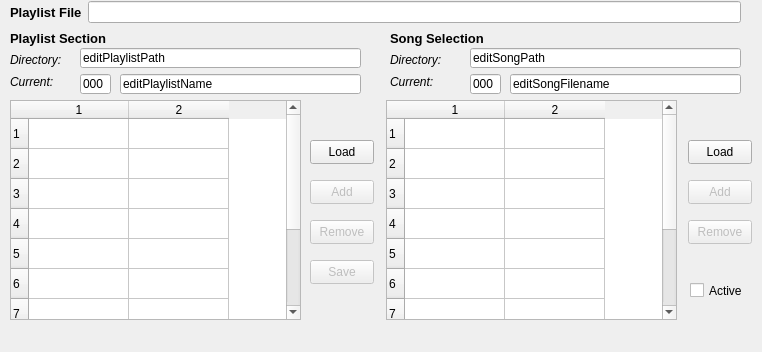
Qt form seq_qt5/forms/qplaylistframe.ui (ahlstromcj/sequencer64) before a commit.
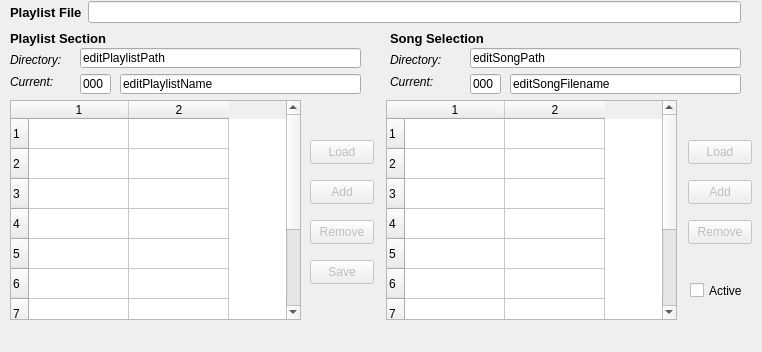
The same form after that commit.

Patch:
```diff
--- a/seq_qt5/forms/qplaylistframe.ui
+++ b/seq_qt5/forms/qplaylistframe.ui
@@ -182,6 +182,9 @@
    <column/>
   </widget>
   <widget class="QPushButton" name="buttonPlaylistLoad">
+   <property name="enabled">
+    <bool>false</bool>
+   </property>
    <property name="geometry">
     <rect>
      <x>310</x>
@@ -214,6 +217,9 @@
    </property>
   </widget>
   <widget class="QPushButton" name="buttonSongLoad">
+   <property name="enabled">
+    <bool>false</bool>
+   </property>
    <property name="geometry">
     <rect>
      <x>688</x>
```
